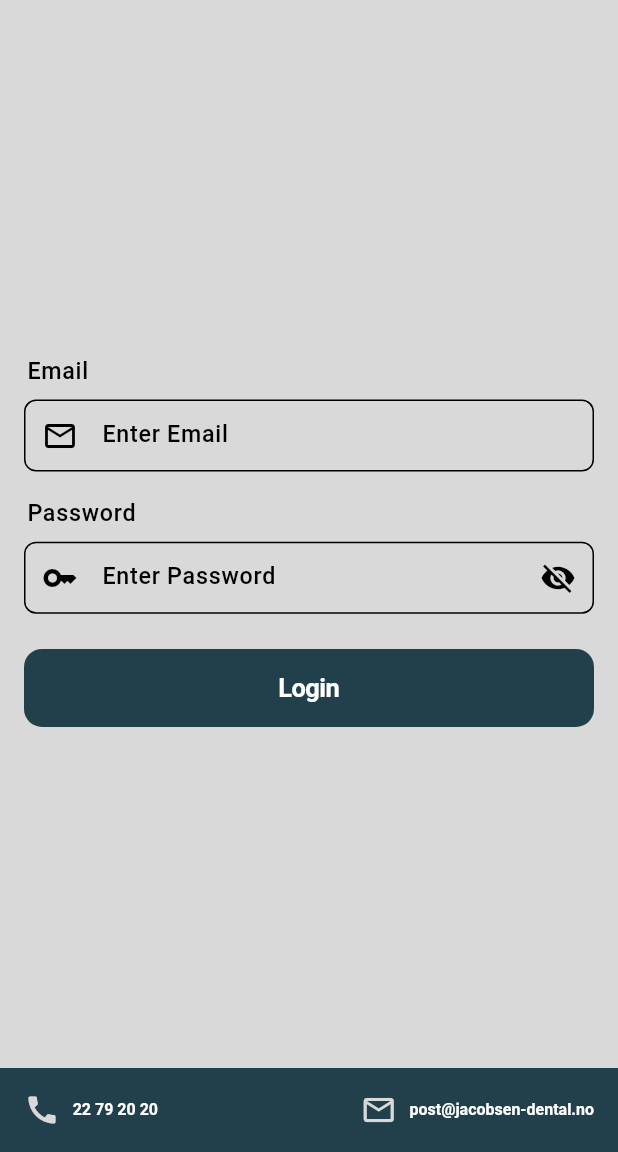
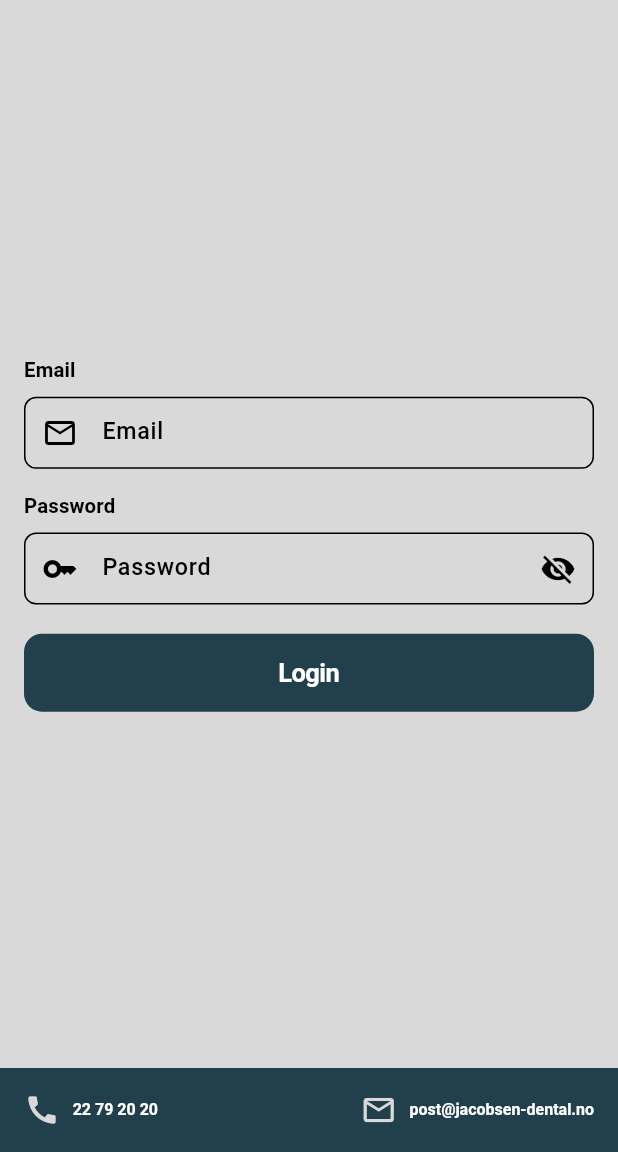
Before and after one commit to hasibul-hasan-shuvo/Inventory-Management, a Flutter app: the screen it shows after launch, on a phone screen of 412 x 824 dp, the part 84-1236 px from its top. Run offline on Flutter 3.47's test engine with Material 3 defaults, Android fonts, the phone set to English and light mode, and no system bars; our stand-ins replace dio, flutter_screenutil, flutter_svg, fluttertoast, get, get_storage and 1 more; generated files the repository leaves out were written again.

Commit message:
Login Page Design: Code refactoring according to review
Task-20: https://dev.azure.com/InventoryManagementGture/InventoryManagementGture/_workitems/edit/20

```diff
--- a/lib/app/core/widget/app_primary_button.dart
+++ b/lib/app/core/widget/app_primary_button.dart
@@ -37,12 +37,12 @@ class AppPrimaryButton extends StatelessWidget {
             width: width ?? MediaQuery.of(context).size.width.w,
             child: CupertinoButton(
               padding: textStyle != null
-                  ?  EdgeInsets.symmetric(
-                      horizontal: AppValues.margin_10.w, vertical: AppValues.halfPadding.h)
+                  ? EdgeInsets.symmetric(
+                      horizontal: AppValues.margin_10.w,
+                      vertical: AppValues.halfPadding.h)
                   : null,
               color: Theme.of(context).colorScheme.primary,
-              onPressed:
-                  isEnabled == null || isEnabled == true ? onPressed : null,
+              onPressed: isEnabled ?? true ? onPressed : null,
               child: textStyle == null
                   ? FittedBox(
                       child: Text(
--- a/lib/app/core/widget/app_textfield.dart
+++ b/lib/app/core/widget/app_textfield.dart
@@ -1,4 +1,5 @@
 import 'package:dental_inventory/app/core/values/app_colors.dart';
+import 'package:dental_inventory/app/core/values/app_values.dart';
 import 'package:flutter/material.dart';
 
 // ignore: must_be_immutable
@@ -7,16 +8,13 @@ class AppTextField extends StatefulWidget {
       {Key? key,
       required this.controller,
       required this.labelText,
+      required this.hintText,
       this.borderRadius = 8,
-      this.hintText,
       this.keyboardType = TextInputType.text,
       this.obscureText = false,
       this.prefix,
       this.suffix,
       this.validator,
-      this.borderWidth,
-      this.borderColor,
-      this.isFiled,
       required this.onChanged,
       this.isEnabled})
       : super(key: key);
@@ -28,12 +26,9 @@ class AppTextField extends StatefulWidget {
   final bool obscureText;
   final Widget? prefix;
   final Widget? suffix;
-  final double? borderWidth;
   final FormFieldValidator<String>? validator;
   final Function(String?) onChanged;
-  final Color? borderColor;
-  final bool? isFiled;
-  final String? hintText;
+  final String hintText;
   final bool? isEnabled;
 
   @override
@@ -45,35 +40,47 @@ class _AppTextFieldState extends State<AppTextField> {
 
   @override
   Widget build(BuildContext context) {
-    return TextFormField(
+    return Column(
+      mainAxisSize: MainAxisSize.min,
+      crossAxisAlignment: CrossAxisAlignment.start,
+      children: [
+        Text(widget.labelText, style:Theme.of(context).textTheme.labelLarge),
+        const SizedBox(
+          height: AppValues.halfPadding,
+        ),
+        TextFormField(
           enabled: widget.isEnabled,
           controller: widget.controller,
           onChanged: widget.onChanged,
-      decoration: InputDecoration(
+          decoration: _buildInputDecoration(context),
+          style: const TextStyle(fontSize: 13, fontWeight: FontWeight.w500),
+          obscureText: widget.obscureText && _obscurePassword,
+          validator: widget.validator,
+          keyboardType: widget.keyboardType,
+        ),
+      ],
+    );
+  }
+
+  InputDecoration _buildInputDecoration(BuildContext context) {
+    return InputDecoration(
       hintText: widget.hintText,
       alignLabelWithHint: true,
       fillColor: Theme.of(context).colorScheme.surface,
       contentPadding: const EdgeInsets.symmetric(horizontal: 12, vertical: 8),
       label: FittedBox(child: Text(widget.labelText)),
-        floatingLabelBehavior: widget.hintText != null
-            ? FloatingLabelBehavior.never
-            : FloatingLabelBehavior.auto,
-        filled: widget.isFiled ?? false,
+      floatingLabelBehavior: FloatingLabelBehavior.never,
       border: OutlineInputBorder(
           borderRadius: BorderRadius.circular(widget.borderRadius),
-            borderSide: BorderSide(width: widget.borderWidth ?? 1)),
+          borderSide: const BorderSide(width: 1)),
       enabledBorder: OutlineInputBorder(
         borderRadius: BorderRadius.circular(widget.borderRadius),
         borderSide: BorderSide(
-            color: widget.borderColor ??
-                Theme.of(context).textTheme.labelLarge!.color!,
-            width: widget.borderWidth ?? 1,
-          ),
+            color: Theme.of(context).textTheme.labelLarge!.color!, width: 1),
       ),
       focusedBorder: OutlineInputBorder(
         borderRadius: BorderRadius.circular(widget.borderRadius),
-          borderSide: BorderSide(
-              color: AppColors.primary, width: widget.borderWidth ?? 1),
+        borderSide: const BorderSide(color: AppColors.primary, width: 3),
       ),
       suffixIcon: widget.obscureText
           ? GestureDetector(
@@ -84,15 +91,10 @@ class _AppTextFieldState extends State<AppTextField> {
               },
               child: _obscurePassword
                   ? const Icon(Icons.visibility_off)
-                    :const Icon(Icons.visibility),
+                  : const Icon(Icons.visibility),
             )
           : widget.suffix,
       prefixIcon: widget.prefix,
-      ),
-      style: const TextStyle(fontSize: 13, fontWeight: FontWeight.w500),
-      obscureText: widget.obscureText && _obscurePassword,
-      validator: widget.validator,
-      keyboardType: widget.keyboardType,
     );
   }
 }
--- a/lib/app/modules/login/views/login_view.dart
+++ b/lib/app/modules/login/views/login_view.dart
@@ -25,7 +25,6 @@ class LoginView extends BaseView<LoginController> {
   @override
   Widget? bottomNavigationBar() {
     return Container(
-      width: double.infinity,
       color: AppColors.primary,
       height: AppBar().preferredSize.height,
       child: Padding(
@@ -42,42 +41,6 @@ class LoginView extends BaseView<LoginController> {
     );
   }
 
-  Widget _buildEmailContact() {
-    return Row(
-      crossAxisAlignment: CrossAxisAlignment.center,
-      children: [
-        const Icon(Icons.email_outlined, color: AppColors.loginScreenIconColor),
-        SizedBox(
-          width: AppValues.smallMargin.w,
-        ),
-         Text(
-          AppStrings.email,
-          style:  labelSmallTextStyle.copyWith(
-            color: AppColors.colorWhite
-          )
-        ),
-      ],
-    );
-  }
-
-  Widget _buildPhoneContact() {
-    return Row(
-      crossAxisAlignment: CrossAxisAlignment.center,
-      children: [
-        const Icon(Icons.call, color: AppColors.loginScreenIconColor),
-        SizedBox(
-          width: AppValues.smallMargin.w,
-        ),
-         Text(
-          AppStrings.phoneNumber,
-          style: labelSmallTextStyle.copyWith(
-            color:AppColors.colorWhite
-          )
-        ),
-      ],
-    );
-  }
-
   @override
   Widget body(BuildContext context) {
     return Center(
@@ -91,12 +54,14 @@ class LoginView extends BaseView<LoginController> {
               crossAxisAlignment: CrossAxisAlignment.center,
               children: [
                 _buildEmailTextField(),
-                _buildPasswordTextField(),
                 SizedBox(
                   height: AppValues.height_16.h,
                 ),
+                _buildPasswordTextField(),
+                SizedBox(
+                  height: AppValues.margin_20.h,
+                ),
                 _buildSignInButton()
-                // _buildSignInButton(),
               ],
             ),
           ),
@@ -105,52 +70,31 @@ class LoginView extends BaseView<LoginController> {
     );
   }
 
-  Widget _buildPasswordTextField() {
-    return ListTile(
-      contentPadding: EdgeInsets.zero,
-      title: Padding(
-        padding: const EdgeInsets.only(left: AppValues.margin_2),
-        child: Text(appLocalization.password),
-      ),
-      subtitle: Padding(
-        padding: EdgeInsets.only(
-          top: AppValues.smallMargin.h,
-        ),
-        child: AppTextField(
-          prefix: const Icon(Icons.key_outlined),
-          controller: _passwordController,
-          validator: InputValidators.password,
-          onChanged: (value) {},
-          obscureText: true,
-          labelText: appLocalization.enterPassword,
-          hintText: appLocalization.enterPassword,
-        ),
-      ),
+  Widget _buildEmailTextField() {
+    return AppTextField(
+      prefix: const Icon(Icons.email_outlined),
+      keyboardType: TextInputType.emailAddress,
+      controller: _loginController,
+      labelText: appLocalization.email,
+      hintText: appLocalization.enterEmail,
+      validator: (value) {
+        return InputValidators.email(value, appLocalization);
+      },
+      onChanged: (value) {},
     );
   }
 
-  //
-  Widget _buildEmailTextField() {
-    return ListTile(
-      contentPadding: EdgeInsets.zero,
-      title: Padding(
-        padding: const EdgeInsets.only(
-          left: AppValues.margin_2,
-        ),
-        child: Text(appLocalization.email),
-      ),
-      subtitle: Padding(
-        padding: const EdgeInsets.only(top: AppValues.smallMargin),
-        child: AppTextField(
-          prefix: const Icon(Icons.email_outlined),
-          keyboardType: TextInputType.emailAddress,
-          controller: _loginController,
-          labelText: appLocalization.enterEmail,
-          hintText: appLocalization.enterEmail,
-          validator: InputValidators.email,
-          onChanged: (value) {},
-        ),
-      ),
+  Widget _buildPasswordTextField() {
+    return AppTextField(
+      prefix: const Icon(Icons.key_outlined),
+      controller: _passwordController,
+      validator: (value) {
+        return InputValidators.password(value, appLocalization);
+      },
+      onChanged: (value) {},
+      obscureText: true,
+      labelText: appLocalization.password,
+      hintText: appLocalization.enterPassword,
     );
   }
 
@@ -161,4 +105,32 @@ class LoginView extends BaseView<LoginController> {
         },
         title: appLocalization.logIn);
   }
+
+  Widget _buildEmailContact() {
+    return Row(
+      crossAxisAlignment: CrossAxisAlignment.center,
+      children: [
+        const Icon(Icons.email_outlined, color: AppColors.loginScreenIconColor),
+        SizedBox(
+          width: AppValues.smallMargin.w,
+        ),
+        Text(AppStrings.email,
+            style: labelSmallTextStyle.copyWith(color: AppColors.colorWhite)),
+      ],
+    );
+  }
+
+  Widget _buildPhoneContact() {
+    return Row(
+      crossAxisAlignment: CrossAxisAlignment.center,
+      children: [
+        const Icon(Icons.call, color: AppColors.loginScreenIconColor),
+        SizedBox(
+          width: AppValues.smallMargin.w,
+        ),
+        Text(AppStrings.phoneNumber,
+            style: labelSmallTextStyle.copyWith(color: AppColors.colorWhite)),
+      ],
+    );
+  }
 }
```
Also changed, not shown: lib/app/core/validators/input_validators.dart (+28 -25 lines), lib/l10n/app_en.arb (+14 -1 lines), lib/l10n/app_nb.arb (+14 -1 lines). Lines whose indentation alone changed are shown as unchanged.
